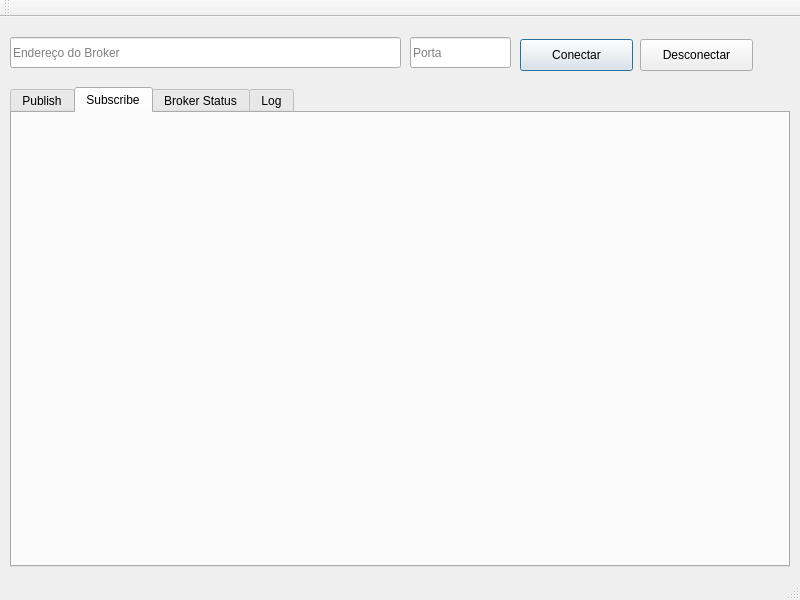
Above: window.ui from helbert-rocha/MQTTClient before the change. Below: the same form after it.
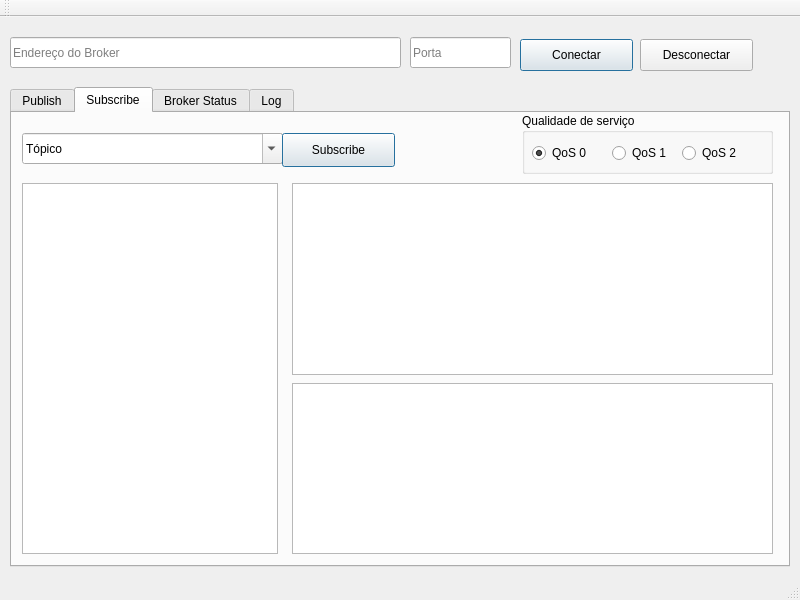
That is the form after the change. The open tabs and pages were chosen to show the change.

Commit message: subscribe in a topic

```diff
--- a/window.ui
+++ b/window.ui
@@ -202,6 +202,123 @@
      <attribute name="title">
       <string>Subscribe</string>
      </attribute>
+     <widget class="QComboBox" name="comboBoxSubscribeTopic">
+      <property name="geometry">
+       <rect>
+        <x>10</x>
+        <y>20</y>
+        <width>261</width>
+        <height>31</height>
+       </rect>
+      </property>
+      <property name="editable">
+       <bool>true</bool>
+      </property>
+      <property name="currentText">
+       <string>Tópico</string>
+      </property>
+     </widget>
+     <widget class="QGroupBox" name="groupBoxQoSSubscribe">
+      <property name="geometry">
+       <rect>
+        <x>510</x>
+        <y>0</y>
+        <width>251</width>
+        <height>61</height>
+       </rect>
+      </property>
+      <property name="title">
+       <string>Qualidade de serviço</string>
+      </property>
+      <widget class="QRadioButton" name="radioButtonQoS0Subscribe">
+       <property name="geometry">
+        <rect>
+         <x>10</x>
+         <y>30</y>
+         <width>100</width>
+         <height>20</height>
+        </rect>
+       </property>
+       <property name="text">
+        <string>QoS 0</string>
+       </property>
+       <property name="checked">
+        <bool>true</bool>
+       </property>
+      </widget>
+      <widget class="QRadioButton" name="radioButtonQoS1Subscribe">
+       <property name="geometry">
+        <rect>
+         <x>90</x>
+         <y>30</y>
+         <width>100</width>
+         <height>20</height>
+        </rect>
+       </property>
+       <property name="text">
+        <string>QoS 1</string>
+       </property>
+      </widget>
+      <widget class="QRadioButton" name="radioButtonQoS2Subscribe">
+       <property name="geometry">
+        <rect>
+         <x>160</x>
+         <y>30</y>
+         <width>100</width>
+         <height>20</height>
+        </rect>
+       </property>
+       <property name="text">
+        <string>QoS 2</string>
+       </property>
+      </widget>
+     </widget>
+     <widget class="QPushButton" name="pushButtonSubscribe">
+      <property name="geometry">
+       <rect>
+        <x>270</x>
+        <y>20</y>
+        <width>113</width>
+        <height>34</height>
+       </rect>
+      </property>
+      <property name="text">
+       <string>Subscribe</string>
+      </property>
+      <property name="default">
+       <bool>true</bool>
+      </property>
+     </widget>
+     <widget class="QListView" name="listView">
+      <property name="geometry">
+       <rect>
+        <x>10</x>
+        <y>70</y>
+        <width>256</width>
+        <height>371</height>
+       </rect>
+      </property>
+     </widget>
+     <widget class="QListView" name="listView_2">
+      <property name="geometry">
+       <rect>
+        <x>280</x>
+        <y>70</y>
+        <width>481</width>
+        <height>192</height>
+       </rect>
+      </property>
+     </widget>
+     <widget class="QListView" name="listView_3">
+      <property name="geometry">
+       <rect>
+        <x>280</x>
+        <y>270</y>
+        <width>481</width>
+        <height>171</height>
+       </rect>
+      </property>
+     </widget>
     </widget>
     <widget class="QWidget" name="tabBrokerStatus">
      <attribute name="title">
```
Left out of the diff: 16 changed lines with no effect on the pictures. The commit also changes 4 other files.
